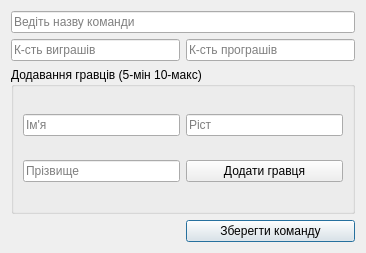
Old version of the form addteamdialog.ui in the repository OstrovskyAndriy/basketball.
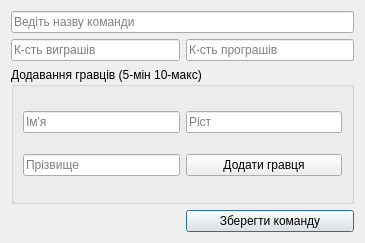
New version of the form. Icons and pictures are not drawn.

Diff of the .ui file:
```diff
--- a/addteamdialog.ui
+++ b/addteamdialog.ui
@@ -6,8 +6,8 @@
    <rect>
     <x>0</x>
     <y>0</y>
-    <width>366</width>
-    <height>253</height>
+    <width>365</width>
+    <height>243</height>
    </rect>
   </property>
   <property name="windowTitle">
```
